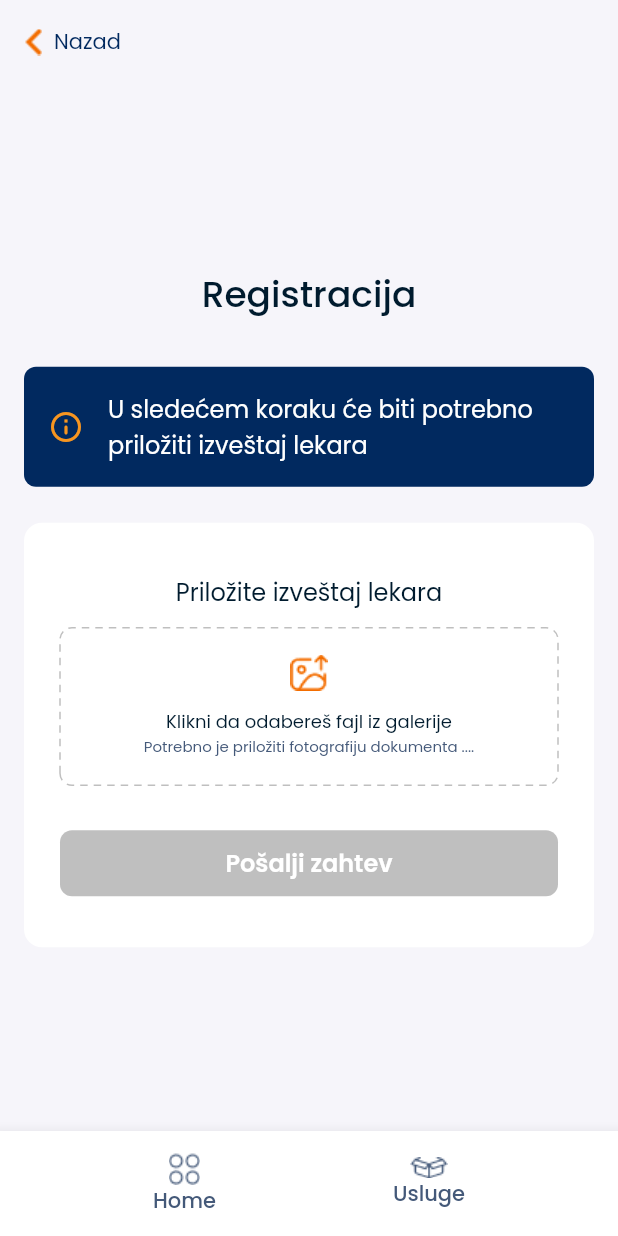
After one commit to vegaitglobal/zajedno-za-osmeh-app, a Flutter app: the AuthentificationView screen opened by its route, on a phone screen of 412 x 824 dp. The commit adds this screen. Run offline on Flutter 3.47's test engine with Material 2 defaults, Android fonts, the phone set to English and light mode, and no system bars; drawn by our look-alikes of dotted_border; our stand-ins replace bloc, dio, drift, equatable, flutter_bloc, get_it and 6 more; missing offline and left inert: qr_code_scanner; accounts and stored records are empty; generated files the repository leaves out were written again.

Commit message:
feat: added login, signup and upload medical file widgets (#26)

```diff
--- a/lib/navigation/app_routing/app_routes.dart
+++ b/lib/navigation/app_routing/app_routes.dart
@@ -1,8 +1,20 @@
-enum AppRoutes { home, benefits, benefitDetail, aboutUs, donate, qrVerification, qrScanner, qrResult, myQR }
+enum AppRoutes {
+  home,
+  benefits,
+  benefitDetail,
+  aboutUs,
+  donate,
+  qrVerification,
+  qrScanner,
+  qrResult,
+  myQR,
+  authentification
+}
 
 extension AppRoutesExtension on AppRoutes {
   String path() => switch (this) {
         AppRoutes.home => '/home',
+        AppRoutes.authentification => '/authentification',
         AppRoutes.benefits => '/benefits',
         AppRoutes.benefitDetail => '/benefitDetail',
         AppRoutes.aboutUs => '/aboutUs',
--- a/lib/resources/my_colors.dart
+++ b/lib/resources/my_colors.dart
@@ -18,4 +18,7 @@ class AppColors {
   static Color blueHighlight = Color(0xFFBFDBF7);
   static Color royalBlue = Color(0xFF01295F);
   static Color bodyBackgroundColor = Color(0xFFF5F5F5);
+
+  static Color buttonEnabled = Color(0xFF38863F);
+  static Color buttonDisabled = Color(0xFFBFBFBF);
 }
--- /dev/null
+++ b/lib/ui/authentification_feature/components/auth_card.dart
@@ -0,0 +1,21 @@
+import 'package:flutter/material.dart';
+
+class AuthCard extends StatelessWidget {
+  final List<Widget> children;
+  const AuthCard({required this.children, super.key});
+
+  @override
+  Widget build(BuildContext context) {
+    return Container(
+      padding: EdgeInsets.symmetric(horizontal: 24, vertical: 34),
+      margin: EdgeInsets.symmetric(horizontal: 16),
+      decoration: BoxDecoration(
+        color: Colors.white,
+        borderRadius: BorderRadius.all(Radius.circular(12)),
+      ),
+      child: Column(
+        children: children,
+      ),
+    );
+  }
+}
--- /dev/null
+++ b/lib/ui/authentification_feature/view/upload_medical_record.dart
@@ -0,0 +1,143 @@
+import 'package:dotted_border/dotted_border.dart';
+import 'package:flutter/material.dart';
+import 'package:gu_mobile/resources/my_colors.dart';
+
+import '../components/auth_card.dart';
+
+class UploadMedicalrecordCard extends StatefulWidget {
+  const UploadMedicalrecordCard({super.key});
+
+  @override
+  State<UploadMedicalrecordCard> createState() =>
+      _UploadMedicalrecordCardState();
+}
+
+class _UploadMedicalrecordCardState extends State<UploadMedicalrecordCard> {
+  Key formKey = GlobalKey();
+  bool submitEnabled = false;
+
+  @override
+  Widget build(BuildContext context) {
+    return Column(
+      children: [
+        Text(
+          'Registracija',
+          style: TextStyle(
+              fontSize: 24,
+              fontWeight: FontWeight.w500,
+              color: AppColors.textColor),
+        ),
+        const SizedBox(
+          height: 30,
+        ),
+        Container(
+          width: double.infinity,
+          padding: const EdgeInsets.all(16),
+          margin: const EdgeInsets.symmetric(horizontal: 16),
+          decoration: BoxDecoration(
+            color: AppColors.royalBlue,
+            borderRadius: const BorderRadius.all(Radius.circular(8)),
+          ),
+          child: Row(
+            crossAxisAlignment: CrossAxisAlignment.center,
+            children: [
+              Icon(
+                Icons.info_outline_rounded,
+                color: AppColors.primaryOrange,
+              ),
+              const SizedBox(
+                width: 16,
+              ),
+              const Expanded(
+                  child: Text(
+                'U sledećem koraku će biti potrebno priložiti izveštaj lekara',
+                style: TextStyle(color: Colors.white, fontSize: 16),
+              ))
+            ],
+          ),
+        ),
+        const SizedBox(
+          height: 24,
+        ),
+        Form(
+          key: formKey,
+          child: AuthCard(children: [
+            Text(
+              'Priložite izveštaj lekara',
+              textAlign: TextAlign.left,
+              style: TextStyle(fontSize: 16, color: AppColors.textColor),
+            ),
+            const SizedBox(
+              height: 12,
+            ),
+            GestureDetector(
+              onTap: () {
+                // TODO: pick file
+              },
+              child: DottedBorder(
+                dashPattern: const [5, 4],
+                color: AppColors.buttonDisabled,
+                borderType: BorderType.RRect,
+                radius: const Radius.circular(8),
+                child: Container(
+                  width: double.infinity,
+                  padding:
+                      const EdgeInsets.symmetric(horizontal: 24, vertical: 16),
+                  child: Column(
+                    mainAxisAlignment: MainAxisAlignment.center,
+                    children: [
+                      Image.asset('assets/images/icons/upload_file.png'),
+                      const SizedBox(
+                        height: 12,
+                      ),
+                      Text(
+                        'Klikni da odabereš fajl iz galerije',
+                        style:
+                            TextStyle(fontSize: 12, color: AppColors.textColor),
+                      ),
+                      Text(
+                        'Potrebno je priložiti fotografiju dokumenta ....',
+                        style:
+                            TextStyle(fontSize: 10, color: AppColors.grayBlue),
+                      ),
+                    ],
+                  ),
+                ),
+              ),
+            ),
+            const SizedBox(
+              height: 30,
+            ),
+            GestureDetector(
+                onTap: submitEnabled
+                    ? () {
+                        // TODO submit button
+                      }
+                    : null,
+                child: Container(
+                  width: double.infinity,
+                  padding:
+                      const EdgeInsets.symmetric(horizontal: 16, vertical: 10),
+                  decoration: BoxDecoration(
+                    borderRadius: const BorderRadius.all(
+                      Radius.circular(8),
+                    ),
+                    color: submitEnabled
+                        ? AppColors.buttonEnabled
+                        : AppColors.buttonDisabled,
+                  ),
+                  child: const Text(
+                    'Pošalji zahtev',
+                    textAlign: TextAlign.center,
+                    style: TextStyle(
+                        color: Colors.white,
+                        fontSize: 16,
+                        fontWeight: FontWeight.w700),
+                  ),
+                )),
+          ]),
+        ),
+      ],
+    );
+  }
+}
--- /dev/null
+++ b/lib/ui/authentification_page/view/authentification_page.dart
@@ -0,0 +1,62 @@
+import 'package:flutter/material.dart';
+import 'package:go_router/go_router.dart';
+import 'package:gu_mobile/navigation/app_routing/app_routes.dart';
+import 'package:gu_mobile/resources/my_colors.dart';
+import 'package:gu_mobile/ui/authentification_feature/view/forgot_password_card.dart';
+import 'package:gu_mobile/ui/authentification_feature/view/signup_card.dart';
+import 'package:gu_mobile/ui/benefits_feature/components/benefit_detail_card.dart';
+import 'package:gu_mobile/ui/benefits_feature/model/benefit_model.dart';
+import 'package:gu_mobile/ui/common/custom_bottom_navigation_bar.dart';
+
+import '../../authentification_feature/view/login_card.dart';
+import '../../authentification_feature/view/upload_medical_record.dart';
+
+class AuthentificationView extends StatefulWidget {
+  AuthentificationView({super.key});
+
+  @override
+  State<AuthentificationView> createState() => _AuthentificationViewState();
+}
+
+class _AuthentificationViewState extends State<AuthentificationView> {
+  @override
+  Widget build(BuildContext context) {
+    return Scaffold(
+      appBar: AppBar(
+        backgroundColor: Colors.transparent,
+        elevation: 0,
+        leadingWidth: 150,
+        leading: GestureDetector(
+          onTap: () {
+            // TODO: handle back
+          },
+          child: Container(
+            margin: EdgeInsets.only(left: 16),
+            child: Row(
+              children: [
+                Image.asset('assets/images/icons/arrow.png'),
+                const SizedBox(
+                  width: 8,
+                ),
+                Text(
+                  'Nazad',
+                  style: TextStyle(fontSize: 14, color: AppColors.royalBlue),
+                )
+              ],
+            ),
+          ),
+        ),
+      ),
+      backgroundColor: AppColors.backgroundColor,
+      bottomNavigationBar: const CustomBottomNavigationBar(),
+      body: Column(
+        mainAxisAlignment: MainAxisAlignment.center,
+        children: [
+          Center(
+            child: UploadMedicalrecordCard(),
+          ),
+        ],
+      ),
+    );
+  }
+}
--- a/pubspec.yaml
+++ b/pubspec.yaml
@@ -25,6 +25,7 @@ dependencies:
   expandable: ^5.0.1
   supabase_flutter: ^1.6.2
   logging: ^1.2.0
+  dotted_border: ^2.1.0
 
   flutter:
     sdk: flutter
```
Also changed, not shown: lib/navigation/app_routing/navigation_router.dart (+7 -0 lines), lib/ui/authentification_feature/components/input_field.dart (added, +10 -0 lines), lib/ui/authentification_feature/model/user_model.dart (added, +15 -0 lines), lib/ui/authentification_feature/view/forgot_password_card.dart (added, +22 -0 lines), lib/ui/authentification_feature/view/login_card.dart (added, +166 -0 lines), lib/ui/authentification_feature/view/signup_card.dart (added, +217 -0 lines), lib/ui/common/custom_bottom_navigation_bar.dart (+5 -4 lines), assets/images/icons/upload_file.png (added).
